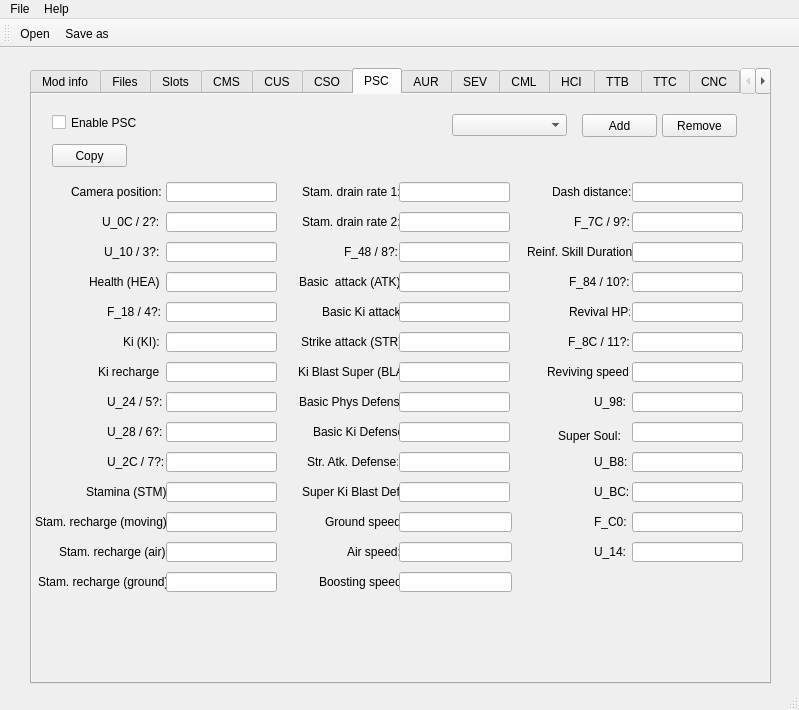
First picture: the form in mainwindow.ui, repository eterniti/xv2characreat, before the edit.
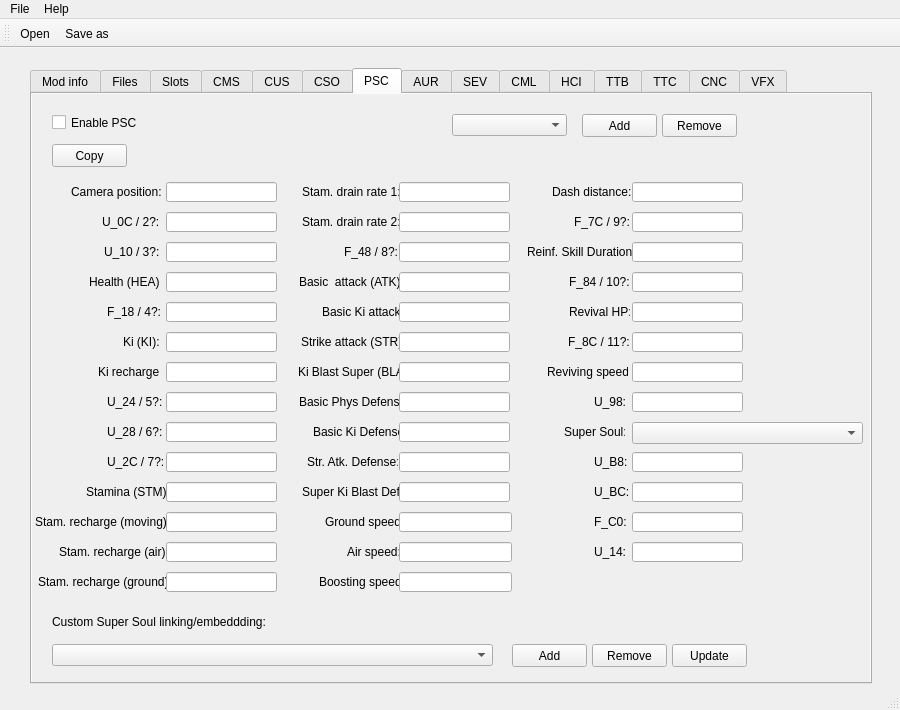
Second picture: the form after the edit. The open tabs and pages were chosen to show the change.

Diff of the .ui file:
```diff
--- a/mainwindow.ui
+++ b/mainwindow.ui
@@ -6,7 +6,7 @@
    <rect>
     <x>0</x>
     <y>0</y>
-    <width>799</width>
+    <width>900</width>
     <height>710</height>
    </rect>
   </property>
@@ -19,7 +19,7 @@
      <rect>
       <x>30</x>
       <y>20</y>
-      <width>741</width>
+      <width>842</width>
       <height>616</height>
      </rect>
     </property>
@@ -2618,16 +2618,6 @@
        </rect>
       </property>
      </widget>
-     <widget class="QLineEdit" name="pscSuperSoulEdit">
-      <property name="geometry">
-       <rect>
-        <x>600</x>
-        <y>328</y>
-        <width>111</width>
-        <height>20</height>
-       </rect>
-      </property>
-     </widget>
      <widget class="QLabel" name="label_61">
       <property name="geometry">
        <rect>
@@ -3019,22 +3009,6 @@
        </rect>
       </property>
      </widget>
-     <widget class="QPushButton" name="pscSuperSoulButton">
-      <property name="geometry">
-       <rect>
-        <x>520</x>
-        <y>330</y>
-        <width>75</width>
-        <height>23</height>
-       </rect>
-      </property>
-      <property name="text">
-       <string>Super Soul:</string>
-      </property>
-      <property name="flat">
-       <bool>true</bool>
-      </property>
-     </widget>
      <widget class="QLabel" name="label_169">
       <property name="geometry">
        <rect>
@@ -3058,6 +3032,91 @@
        </rect>
       </property>
      </widget>
+     <widget class="QLabel" name="label_172">
+      <property name="geometry">
+       <rect>
+        <x>532</x>
+        <y>330</y>
+        <width>61</width>
+        <height>16</height>
+       </rect>
+      </property>
+      <property name="text">
+       <string>Super Soul:</string>
+      </property>
+     </widget>
+     <widget class="QComboBox" name="pscSuperSoulComboBox">
+      <property name="geometry">
+       <rect>
+        <x>600</x>
+        <y>328</y>
+        <width>231</width>
+        <height>22</height>
+       </rect>
+      </property>
+     </widget>
+     <widget class="QLabel" name="label_173">
+      <property name="geometry">
+       <rect>
+        <x>20</x>
+        <y>520</y>
+        <width>301</width>
+        <height>16</height>
+       </rect>
+      </property>
+      <property name="text">
+       <string>Custom Super Soul linking/embeddding:</string>
+      </property>
+     </widget>
+     <widget class="QComboBox" name="pscDependsComboBox">
+      <property name="geometry">
+       <rect>
+        <x>20</x>
+        <y>550</y>
+        <width>441</width>
+        <height>22</height>
+       </rect>
+      </property>
+     </widget>
+     <widget class="QPushButton" name="pscDependsAddButton">
+      <property name="geometry">
+       <rect>
+        <x>480</x>
+        <y>550</y>
+        <width>75</width>
+        <height>23</height>
+       </rect>
+      </property>
+      <property name="text">
+       <string>Add</string>
+      </property>
+     </widget>
+     <widget class="QPushButton" name="pscDependsUpdateButton">
+      <property name="geometry">
+       <rect>
+        <x>640</x>
+        <y>550</y>
+        <width>75</width>
+        <height>23</height>
+       </rect>
+      </property>
+      <property name="text">
+       <string>Update</string>
+      </property>
+     </widget>
+     <widget class="QPushButton" name="pscDependsRemoveButton">
+      <property name="geometry">
+       <rect>
+        <x>560</x>
+        <y>550</y>
+        <width>75</width>
+        <height>23</height>
+       </rect>
+      </property>
+      <property name="text">
+       <string>Remove</string>
+      </property>
+     </widget>
     </widget>
     <widget class="QWidget" name="aurTab">
      <property name="autoFillBackground">
@@ -6324,7 +6383,7 @@
     <rect>
      <x>0</x>
      <y>0</y>
-     <width>799</width>
+     <width>900</width>
      <height>22</height>
     </rect>
    </property>
```
Left out of the diff: 17 changed lines with no effect on the pictures.
